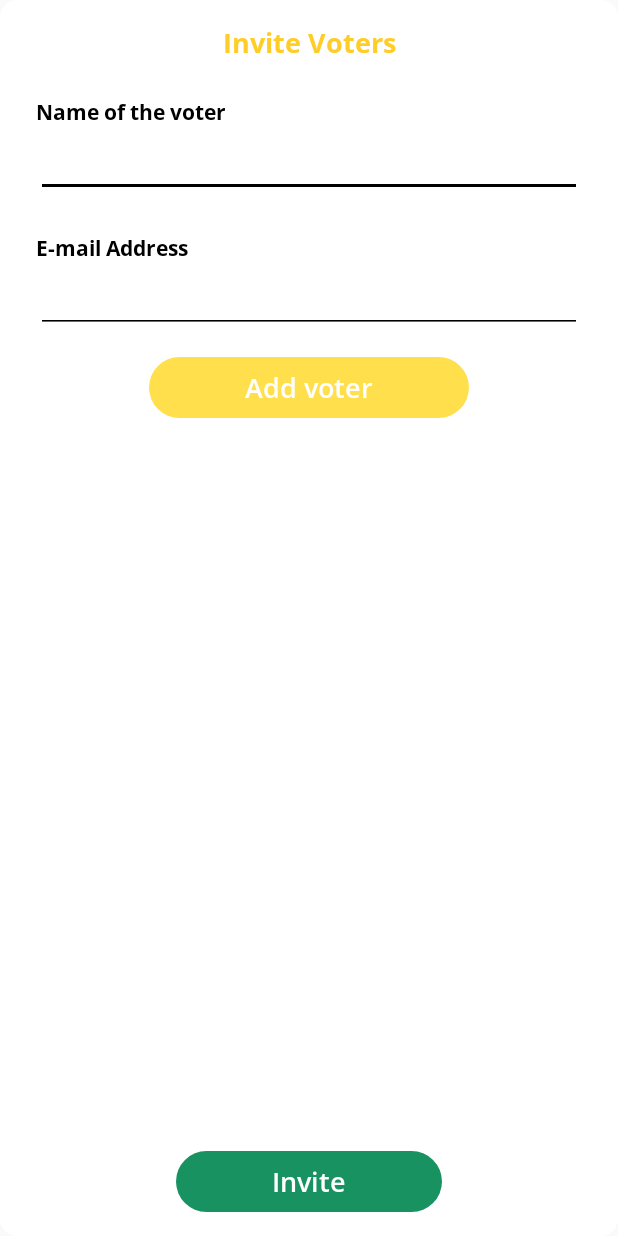
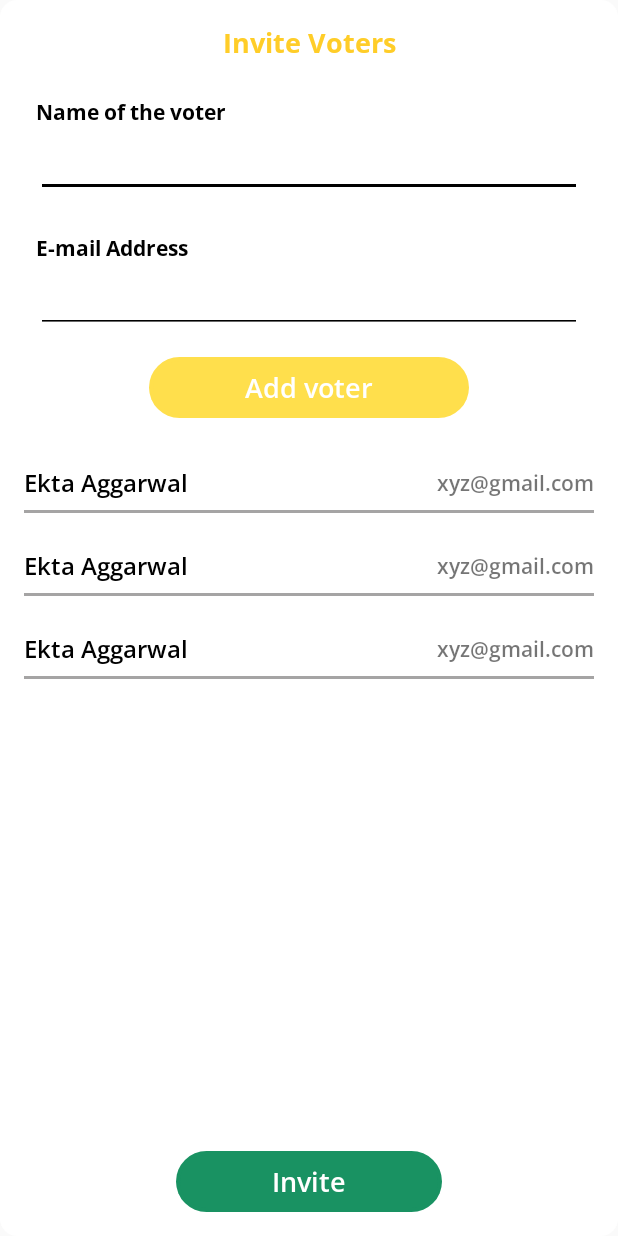
Before and after one commit to IshitaAg/Agora-Android, an Android app: the layout dia_invite_voters.xml on its own in the app's theme, with its tools: preview values and no code run, on a phone screen of 412 x 824 dp. Run offline under Robolectric (Android 15) with nearby library versions, the phone set to English and light mode, and no system bars.

Commit message:
Added ui for adapter to display voter list

```diff
--- /dev/null
+++ b/agora-android/GSoC2020/app/src/main/res/layout/adapter_voters.xml
@@ -0,0 +1,46 @@
+<?xml version="1.0" encoding="utf-8"?>
+<androidx.constraintlayout.widget.ConstraintLayout xmlns:android="http://schemas.android.com/apk/res/android"
+    xmlns:app="http://schemas.android.com/apk/res-auto"
+    xmlns:tools="http://schemas.android.com/tools"
+    android:layout_width="match_parent"
+    android:layout_height="wrap_content">
+
+    <TextView
+        android:id="@+id/textView55"
+        android:layout_width="wrap_content"
+        android:layout_height="wrap_content"
+        android:layout_marginStart="16dp"
+        android:layout_marginTop="16dp"
+        android:fontFamily="@font/open_sans_semibold"
+        android:text="Ekta Aggarwal"
+        android:textColor="@color/colorBlack"
+        android:textSize="16sp"
+        android:textStyle="bold"
+        app:layout_constraintStart_toStartOf="parent"
+        app:layout_constraintTop_toTopOf="parent" />
+
+    <TextView
+        android:id="@+id/textView60"
+        android:layout_width="wrap_content"
+        android:layout_height="wrap_content"
+        android:layout_marginEnd="16dp"
+        android:fontFamily="@font/open_sans_semibold"
+        android:text="xyz@gmail.com"
+        app:layout_constraintBottom_toBottomOf="@+id/textView55"
+        app:layout_constraintEnd_toEndOf="parent"
+        app:layout_constraintTop_toTopOf="@+id/textView55" />
+
+    <View
+        android:id="@+id/view19"
+        android:layout_width="0dp"
+        android:layout_height="2dp"
+        android:layout_marginStart="16dp"
+        android:layout_marginTop="8dp"
+        android:layout_marginEnd="16dp"
+        android:layout_marginBottom="8dp"
+        android:background="@color/colorDarkerGrey"
+        app:layout_constraintBottom_toBottomOf="parent"
+        app:layout_constraintEnd_toEndOf="parent"
+        app:layout_constraintStart_toStartOf="parent"
+        app:layout_constraintTop_toBottomOf="@+id/textView60" />
+</androidx.constraintlayout.widget.ConstraintLayout>
--- a/agora-android/GSoC2020/app/src/main/res/layout/dia_invite_voters.xml
+++ b/agora-android/GSoC2020/app/src/main/res/layout/dia_invite_voters.xml
@@ -95,7 +95,9 @@
         android:layout_height="0dp"
         android:layout_marginTop="16dp"
         android:layout_marginBottom="32dp"
+        app:layoutManager="androidx.recyclerview.widget.LinearLayoutManager"
         app:layout_constraintBottom_toTopOf="@+id/invite_btn"
         app:layout_constraintTop_toBottomOf="@+id/invite_add_btn"
-        tools:layout_editor_absoluteX="1dp" />
+        tools:layout_editor_absoluteX="1dp"
+        tools:listitem="@layout/adapter_voters" />
 </androidx.constraintlayout.widget.ConstraintLayout>
```
